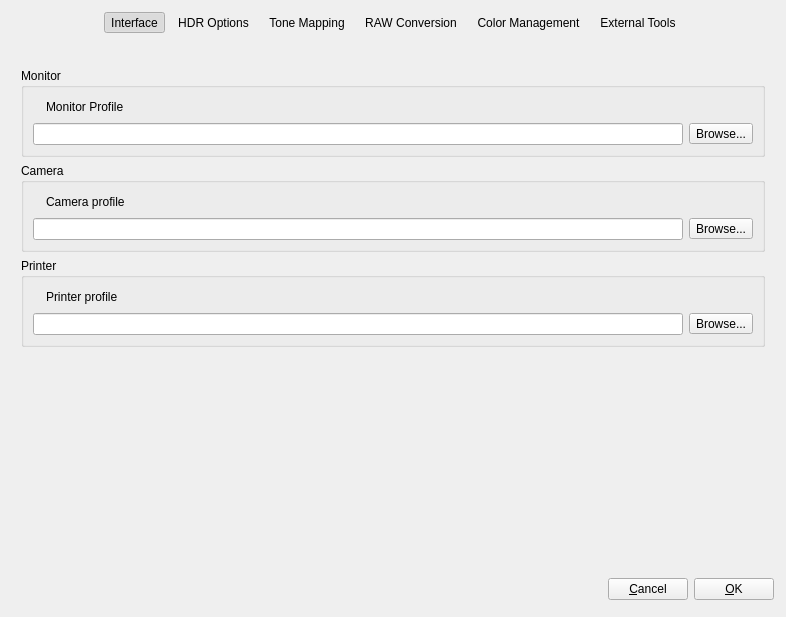
Qt form src/Preferences/PreferencesDialog.ui (LuminanceHDR/LuminanceHDR) before a commit.
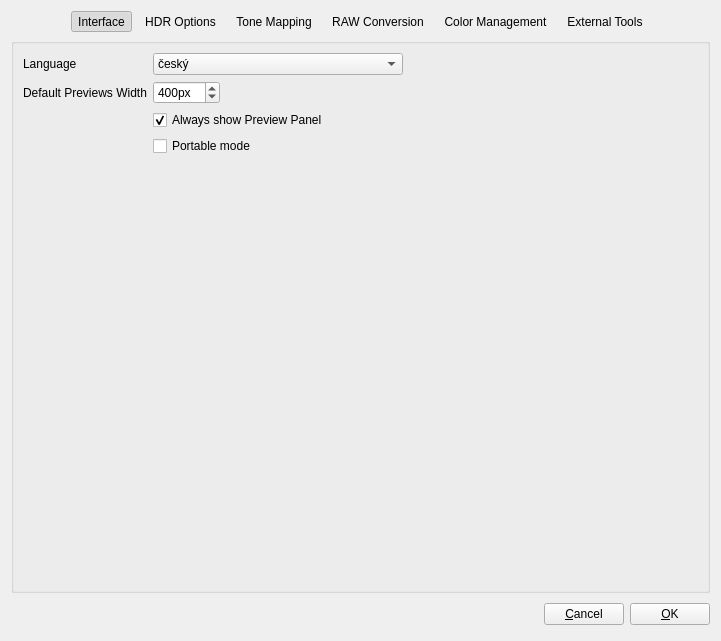
The same form after that commit. The open tabs and pages were chosen to show the change. Icons and pictures are not drawn.

Commit message: Remove TIFF type selection in PreferencesDialog

What changed in the file:
```diff
--- a/src/Preferences/PreferencesDialog.ui
+++ b/src/Preferences/PreferencesDialog.ui
@@ -6,8 +6,8 @@
    <rect>
     <x>0</x>
     <y>0</y>
-    <width>786</width>
-    <height>617</height>
+    <width>721</width>
+    <height>641</height>
    </rect>
   </property>
   <property name="sizePolicy">
@@ -19,15 +19,7 @@
   <property name="windowTitle">
    <string>Preferences</string>
   </property>
-  <layout class="QGridLayout" name="gridLayout_8">
-   <property name="margin">
-    <number>0</number>
-   </property>
-   <item row="0" column="0">
-    <layout class="QVBoxLayout" name="verticalLayout_21">
-     <property name="margin">
-      <number>12</number>
-     </property>
+  <layout class="QVBoxLayout" name="verticalLayout">
      <item>
       <layout class="QGridLayout" name="gridLayout_16">
        <item row="0" column="6">
@@ -238,22 +230,6 @@
        </item>
       </layout>
      </item>
-     <item>
-      <spacer name="verticalSpacer_3">
-       <property name="orientation">
-        <enum>Qt::Vertical</enum>
-       </property>
-       <property name="sizeType">
-        <enum>QSizePolicy::Fixed</enum>
-       </property>
-       <property name="sizeHint" stdset="0">
-        <size>
-         <width>20</width>
-         <height>20</height>
-        </size>
-       </property>
-      </spacer>
-     </item>
      <item>
       <widget class="QStackedWidget" name="stackedPagesWidget">
        <property name="maximumSize">
@@ -271,6 +247,7 @@
           <number>0</number>
          </property>
          <item row="0" column="0">
+        <widget class="QGroupBox" name="interfaceGroupBox">
           <layout class="QFormLayout" name="formLayout_7">
            <property name="fieldGrowthPolicy">
             <enum>QFormLayout::ExpandingFieldsGrow</enum>
@@ -513,6 +490,7 @@
             </widget>
            </item>
           </layout>
+        </widget>
          </item>
         </layout>
        </widget>
@@ -522,7 +500,8 @@
           <number>0</number>
          </property>
          <item row="0" column="0">
-          <layout class="QFormLayout" name="formLayout_8">
+        <widget class="QGroupBox" name="groupBox">
+         <layout class="QFormLayout" name="formLayout_2">
            <property name="fieldGrowthPolicy">
             <enum>QFormLayout::AllNonFixedFieldsGrow</enum>
            </property>
@@ -598,6 +577,7 @@
             </widget>
            </item>
           </layout>
+        </widget>
          </item>
         </layout>
        </widget>
@@ -2110,16 +2090,23 @@
          </item>
         </layout>
        </widget>
-       <widget class="QWidget" name="page">
-        <layout class="QGridLayout" name="gridLayout_9">
+     <widget class="QWidget" name="stackedPagesWidgetPage6_2">
+      <layout class="QGridLayout" name="gridLayout_5">
+       <property name="leftMargin">
+        <number>0</number>
+       </property>
+       <property name="topMargin">
+        <number>0</number>
+       </property>
+       <property name="rightMargin">
+        <number>0</number>
+       </property>
+       <property name="bottomMargin">
+        <number>0</number>
+       </property>
          <item row="0" column="0">
-          <layout class="QVBoxLayout" name="verticalLayout_2">
-           <item>
-            <widget class="QGroupBox" name="groupBox">
-             <property name="title">
-              <string>Monitor</string>
-             </property>
-             <layout class="QGridLayout" name="gridLayout">
+        <widget class="QGroupBox" name="iccGroupBox">
+         <layout class="QFormLayout" name="formLayout_6">
               <item row="0" column="0">
                <layout class="QHBoxLayout" name="horizontalLayout_15">
                 <item>
@@ -2139,28 +2126,15 @@
                   </property>
                  </widget>
                 </item>
-                <item>
-                 <spacer name="horizontalSpacer_3">
-                  <property name="orientation">
-                   <enum>Qt::Horizontal</enum>
-                  </property>
-                  <property name="sizeHint" stdset="0">
-                   <size>
-                    <width>40</width>
-                    <height>20</height>
-                   </size>
-                  </property>
-                 </spacer>
-                </item>
-               </layout>
-              </item>
-              <item row="1" column="0">
+           </layout>
+          </item>
+          <item row="0" column="1">
                <layout class="QHBoxLayout" name="horizontalLayout_14">
                 <item>
                  <widget class="QLineEdit" name="monitor_lineEdit"/>
                 </item>
                 <item>
-                 <widget class="QToolButton" name="monitor_toolButton">
+             <widget class="QPushButton" name="monitor_pushButton">
                   <property name="text">
                    <string>Browse...</string>
                   </property>
@@ -2168,24 +2142,12 @@
                    <iconset resource="../../icons.qrc">
                     <normaloff>:/new/prefix1/images/fileopen.png</normaloff>:/new/prefix1/images/fileopen.png</iconset>
                   </property>
-                  <property name="toolButtonStyle">
-                   <enum>Qt::ToolButtonTextBesideIcon</enum>
-                  </property>
                  </widget>
                 </item>
                </layout>
               </item>
-             </layout>
-            </widget>
-           </item>
-           <item>
-            <widget class="QGroupBox" name="groupBox_3">
-             <property name="title">
-              <string>Camera</string>
-             </property>
-             <layout class="QGridLayout" name="gridLayout_7">
-              <item row="0" column="0">
-               <layout class="QHBoxLayout" name="horizontalLayout_20">
+          <item row="1" column="0">
+           <layout class="QHBoxLayout" name="horizontalLayout_16">
                 <item>
                  <widget class="QLabel" name="label_17">
                   <property name="text">
@@ -2206,34 +2168,15 @@
                   </property>
                  </widget>
                 </item>
-                <item>
-                 <spacer name="horizontalSpacer_2">
-                  <property name="orientation">
-                   <enum>Qt::Horizontal</enum>
-                  </property>
-                  <property name="sizeHint" stdset="0">
-                   <size>
-                    <width>40</width>
-                    <height>20</height>
-                   </size>
-                  </property>
-                 </spacer>
-                </item>
-               </layout>
-              </item>
-              <item row="1" column="0">
-               <layout class="QHBoxLayout" name="horizontalLayout_19">
+           </layout>
+          </item>
+          <item row="1" column="1">
+           <layout class="QHBoxLayout" name="horizontalLayout_17">
                 <item>
                  <widget class="QLineEdit" name="camera_lineEdit">
                   <property name="enabled">
                    <bool>true</bool>
                   </property>
-                  <property name="minimumSize">
-                   <size>
-                    <width>250</width>
-                    <height>0</height>
-                   </size>
-                  </property>
                   <property name="maximumSize">
                    <size>
                     <width>16777215</width>
@@ -2243,7 +2186,7 @@
                  </widget>
                 </item>
                 <item>
-                 <widget class="QToolButton" name="camera_toolButton">
+             <widget class="QPushButton" name="camera_pushButton">
                   <property name="enabled">
                    <bool>true</bool>
                   </property>
@@ -2254,24 +2197,12 @@
                    <iconset resource="../../icons.qrc">
                     <normaloff>:/new/prefix1/images/fileopen.png</normaloff>:/new/prefix1/images/fileopen.png</iconset>
                   </property>
-                  <property name="toolButtonStyle">
-                   <enum>Qt::ToolButtonTextBesideIcon</enum>
-                  </property>
                  </widget>
                 </item>
                </layout>
               </item>
-             </layout>
-            </widget>
-           </item>
-           <item>
-            <widget class="QGroupBox" name="groupBox_2">
-             <property name="title">
-              <string>Printer</string>
-             </property>
-             <layout class="QGridLayout" name="gridLayout_5">
-              <item row="0" column="0">
-               <layout class="QHBoxLayout" name="horizontalLayout_16">
+          <item row="2" column="0">
+           <layout class="QHBoxLayout" name="horizontalLayout_18">
                 <item>
                  <widget class="QLabel" name="label_15">
                   <property name="text">
@@ -2289,28 +2220,15 @@
                   </property>
                  </widget>
                 </item>
-                <item>
-                 <spacer name="horizontalSpacer_4">
-                  <property name="orientation">
-                   <enum>Qt::Horizontal</enum>
-                  </property>
-                  <property name="sizeHint" stdset="0">
-                   <size>
-                    <width>40</width>
-                    <height>20</height>
-                   </size>
-                  </property>
-                 </spacer>
-                </item>
-               </layout>
-              </item>
-              <item row="1" column="0">
-               <layout class="QHBoxLayout" name="horizontalLayout_17">
+           </layout>
+          </item>
+          <item row="2" column="1">
+           <layout class="QHBoxLayout" name="horizontalLayout_19">
                 <item>
                  <widget class="QLineEdit" name="printer_lineEdit"/>
                 </item>
                 <item>
-                 <widget class="QToolButton" name="printer_toolButton">
+             <widget class="QPushButton" name="printer_pushButton">
                   <property name="text">
                    <string>Browse...</string>
                   </property>
@@ -2318,30 +2236,12 @@
                    <iconset resource="../../icons.qrc">
                     <normaloff>:/new/prefix1/images/fileopen.png</normaloff>:/new/prefix1/images/fileopen.png</iconset>
                   </property>
-                  <property name="toolButtonStyle">
-                   <enum>Qt::ToolButtonTextBesideIcon</enum>
-                  </property>
                  </widget>
                 </item>
                </layout>
               </item>
              </layout>
             </widget>
-           </item>
-          </layout>
-         </item>
-         <item row="1" column="0">
-          <spacer name="verticalSpacer">
-           <property name="orientation">
-            <enum>Qt::Vertical</enum>
-           </property>
-           <property name="sizeHint" stdset="0">
-            <size>
-             <width>20</width>
-             <height>40</height>
-            </size>
-           </property>
-          </spacer>
          </item>
         </layout>
        </widget>
@@ -2426,8 +2326,6 @@
       </layout>
      </item>
     </layout>
-   </item>
-  </layout>
  </widget>
  <tabstops>
   <tabstop>cancelButton</tabstop>
```
Left out of the diff: 581 changed lines with no effect on the pictures. Lines whose indentation alone changed are shown as unchanged. The commit also changes 6 other files.
